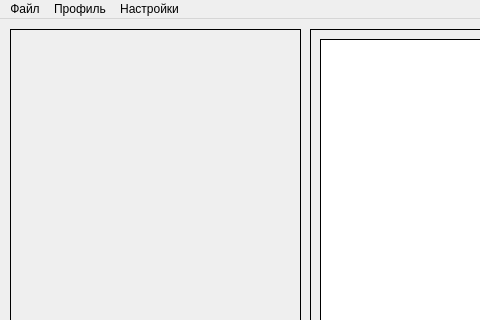
First picture: the form in gui/main_window.ui, repository yngkzk/NetChat, before the edit; both pictures show x 0 to 480 and y 0 to 320 of the 1203 by 617 pixel window.
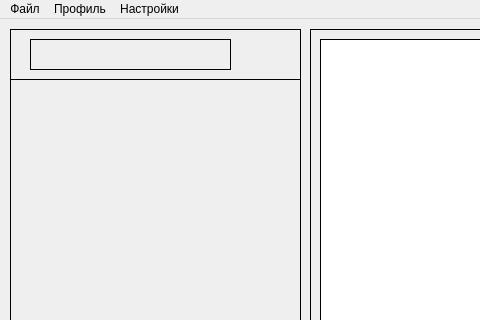
Second picture: the form after the edit.

Commit message: Правки в отправлении сообщении

```diff
--- a/gui/main_window.ui
+++ b/gui/main_window.ui
@@ -39,13 +39,31 @@
      <property name="geometry">
       <rect>
        <x>0</x>
-       <y>0</y>
+       <y>50</y>
        <width>291</width>
-       <height>561</height>
+       <height>511</height>
       </rect>
      </property>
      <layout class="QVBoxLayout" name="ContactList"/>
     </widget>
+    <widget class="QLabel" name="nicknameLabel">
+     <property name="geometry">
+      <rect>
+       <x>20</x>
+       <y>10</y>
+       <width>201</width>
+       <height>31</height>
+      </rect>
+     </property>
+     <property name="font">
+      <font>
+       <pointsize>15</pointsize>
+      </font>
+     </property>
+     <property name="text">
+      <string/>
+     </property>
+    </widget>
    </widget>
    <widget class="QFrame" name="frame_2">
     <property name="geometry">
```
The commit also changes 1 other file.
